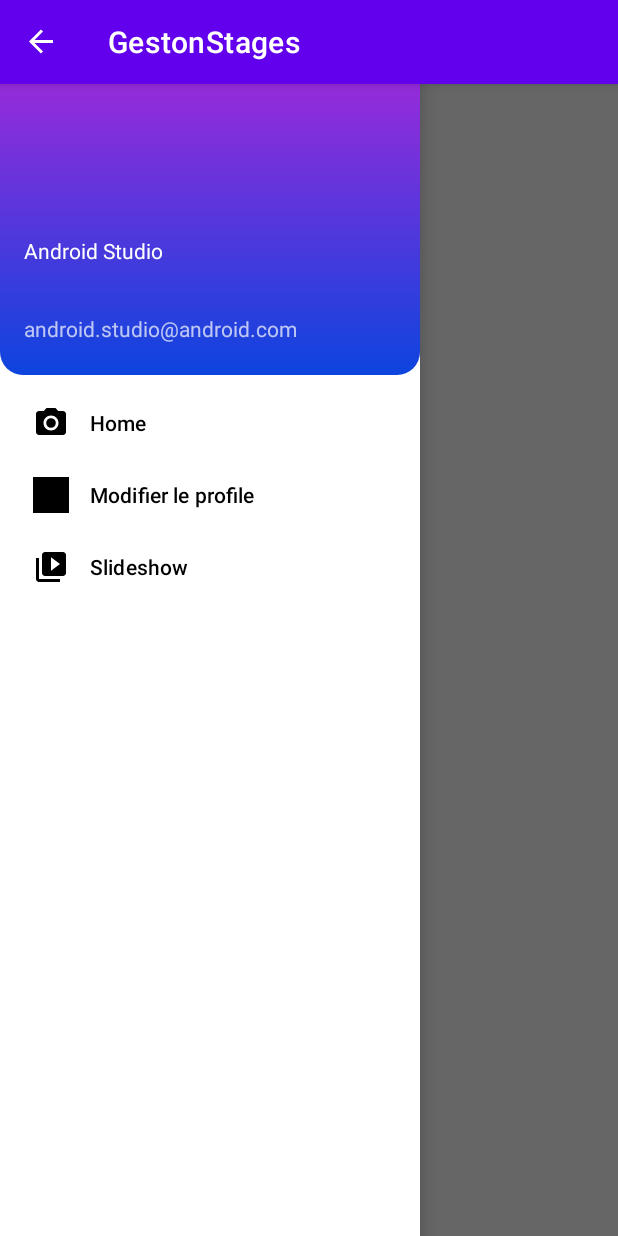
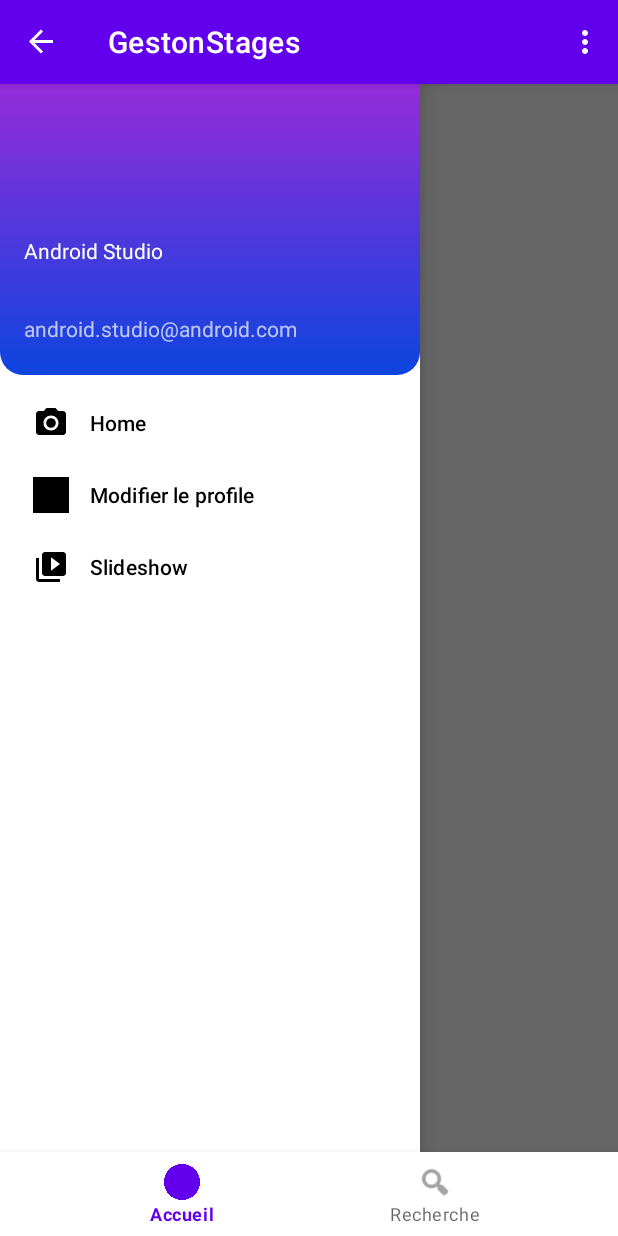
Before and after one commit to YasserManouzi/StageEtu, an Android app: the ActiviteAccueil screen opened directly, with no data from a screen before it, after a tap on "Open navigation drawer", on a phone screen of 412 x 824 dp. Run offline under Robolectric (Android 15) with nearby library versions, the phone set to English and light mode, and no system bars.

Commit message:
Création du sous menu de navigation en bas

```diff
--- a/app/src/main/java/com/example/gestonstages/ActiviteAccueil.java
+++ b/app/src/main/java/com/example/gestonstages/ActiviteAccueil.java
@@ -8,9 +8,12 @@ import androidx.fragment.app.Fragment;
 
 import android.content.Intent;
 import android.os.Bundle;
+import android.view.Menu;
 import android.view.MenuItem;
 
 import com.example.gestonstages.ui.slideshow.SlideshowFragment;
+import com.google.android.material.bottomnavigation.BottomNavigationView;
+import com.google.android.material.navigation.NavigationBarView;
 import com.google.android.material.navigation.NavigationView;
 
 public class ActiviteAccueil extends AppCompatActivity {
@@ -30,6 +33,23 @@ public class ActiviteAccueil extends AppCompatActivity {
                 R.string.navigation_drawer_open,
                 R.string.navigation_drawer_close
         );
+
+        BottomNavigationView bottomNavigationView = findViewById(R.id.bottom_navigation);
+        bottomNavigationView.setOnItemSelectedListener(new NavigationBarView.OnItemSelectedListener() {
+            @Override
+            public boolean onNavigationItemSelected(@NonNull MenuItem item) {
+                if (item.getItemId() == R.id.menu_accueil) {
+
+                    return true;
+                } else if (item.getItemId() == R.id.menu_recherche) {
+                    return true;
+                }
+                        return false;
+                }
+
+        });
+
+
 
         drawerLayout.addDrawerListener(actionBarDrawerToggle);
         actionBarDrawerToggle.syncState();
@@ -67,10 +87,21 @@ public class ActiviteAccueil extends AppCompatActivity {
 
     @Override
     public boolean onOptionsItemSelected(MenuItem item) {
+        int itemId = item.getItemId();
+
+        if (itemId == R.id.action_settings) {
+            return true;
+        }
         if (actionBarDrawerToggle.onOptionsItemSelected(item)) {
             return true;
         }
         return super.onOptionsItemSelected(item);
     }
 
+    @Override
+    public boolean onCreateOptionsMenu(Menu menu) {
+        getMenuInflater().inflate(R.menu.main, menu);
+        return true;
+    }
+
 }
--- a/app/src/main/res/layout/activity_accueil.xml
+++ b/app/src/main/res/layout/activity_accueil.xml
@@ -1,23 +1,33 @@
 <?xml version="1.0" encoding="utf-8"?>
+<RelativeLayout xmlns:android="http://schemas.android.com/apk/res/android"
+    xmlns:app="http://schemas.android.com/apk/res-auto"
+    xmlns:tools="http://schemas.android.com/tools"
+    android:layout_width="match_parent"
+    android:layout_height="match_parent"
+    tools:context=".ActiviteAccueil">
+
+    <!-- Contenu principal ici -->
+
+    <com.google.android.material.bottomnavigation.BottomNavigationView
+        android:id="@+id/bottom_navigation"
+        android:layout_width="match_parent"
+        android:layout_height="wrap_content"
+        android:layout_alignParentBottom="true"
+        app:menu="@menu/bottom_navigation_menu" />
 
     <androidx.drawerlayout.widget.DrawerLayout
-    xmlns:android="http://schemas.android.com/apk/res/android"
-    xmlns:app="http://schemas.android.com/apk/res-auto"
-    xmlns:tools="http://schemas.android.com/tools"
         android:id="@+id/drawer_layout"
         android:layout_width="match_parent"
         android:layout_height="match_parent"
         android:fitsSystemWindows="true"
         tools:openDrawer="start">
+
         <androidx.constraintlayout.widget.ConstraintLayout
-    xmlns:android="http://schemas.android.com/apk/res/android"
-    xmlns:app="http://schemas.android.com/apk/res-auto"
-    xmlns:tools="http://schemas.android.com/tools"
             android:layout_width="match_parent"
             android:layout_height="match_parent"
             tools:context=".ActiviteAcceuil">
 
-
+            <!-- Votre contenu principal ici -->
 
         </androidx.constraintlayout.widget.ConstraintLayout>
 
@@ -29,6 +39,5 @@
             android:fitsSystemWindows="true"
             app:headerLayout="@layout/nav_header_main"
             app:menu="@menu/activity_main_drawer" />
-
-
     </androidx.drawerlayout.widget.DrawerLayout>
+</RelativeLayout>
--- a/app/src/main/res/layout/activity_modification_profile.xml
+++ b/app/src/main/res/layout/activity_modification_profile.xml
@@ -201,8 +201,8 @@
 
     <Button
         android:id="@+id/button"
-        android:layout_width="45dp"
-        android:layout_height="32dp"
+        android:layout_width="29dp"
+        android:layout_height="20dp"
         android:background="@android:drawable/ic_menu_close_clear_cancel"
         android:onClick="onClickFermer"
         app:backgroundTint="@color/purple_500"
--- /dev/null
+++ b/app/src/main/res/menu/bottom_navigation_menu.xml
@@ -0,0 +1,12 @@
+<menu xmlns:android="http://schemas.android.com/apk/res/android">
+    <item
+        android:id="@+id/menu_accueil"
+        android:icon="@drawable/img_acceuil"
+        android:title="Accueil" />
+
+    <item
+        android:id="@+id/menu_recherche"
+        android:icon="@android:drawable/ic_menu_search"
+        android:title="Recherche" />
+
+</menu>
```
Also changed, not shown: app/src/main/res/drawable/img_acceuil.png (added). Lines whose indentation alone changed are shown as unchanged.
